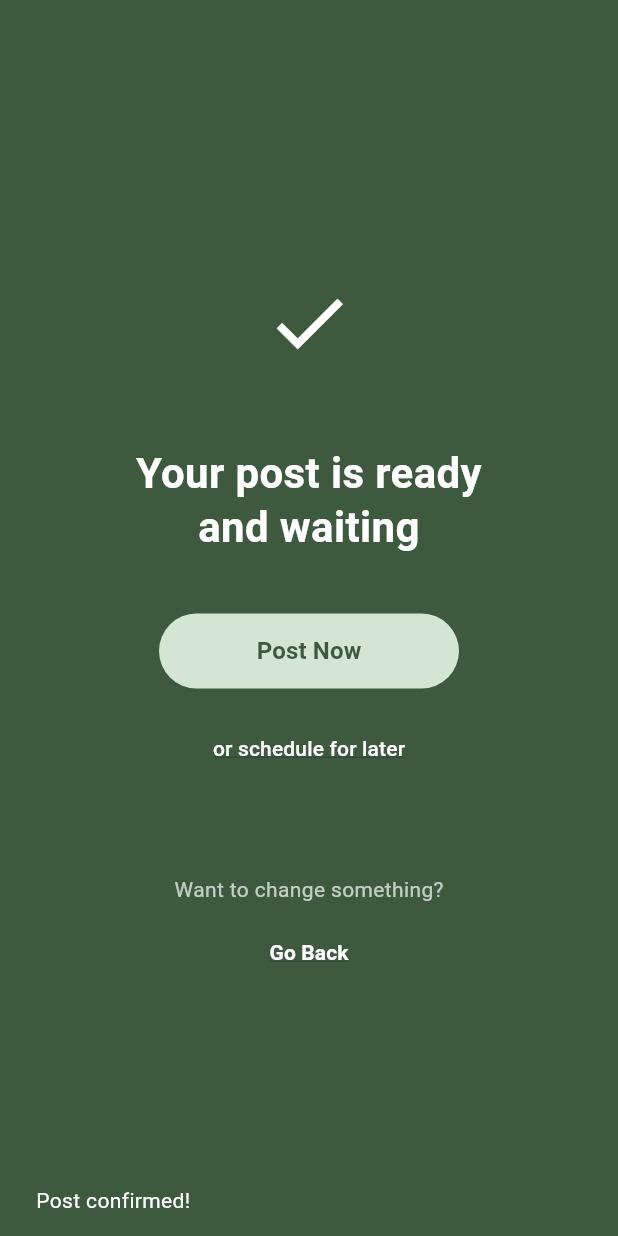
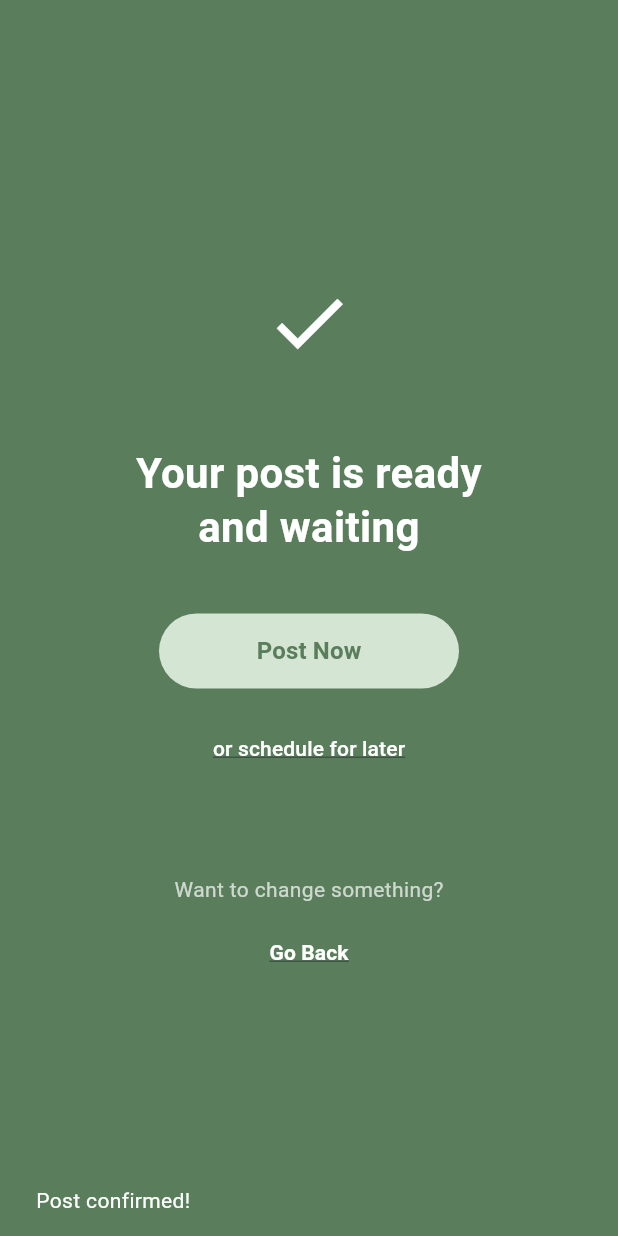
Before and after one commit to toshvarma/coco-app, a Flutter app: the PostReadyScreen screen opened directly with empty values, after a tap on "Post Now", on a phone screen of 412 x 824 dp. Run offline on Flutter 3.47's test engine with Material 3 defaults, Android fonts, the phone set to English and light mode, and no system bars; our stand-ins replace flutter_markdown, shared_preferences; accounts and stored records are empty.

Commit message:
updated post_ready_screen

```diff
--- a/lib/presentation/screens/post_ready_screen.dart
+++ b/lib/presentation/screens/post_ready_screen.dart
@@ -1,5 +1,4 @@
 import 'package:flutter/material.dart';
-import '../../core/constants/colors.dart';
 
 class PostReadyScreen extends StatelessWidget {
   final String platform;
@@ -17,8 +16,10 @@
 
   @override
   Widget build(BuildContext context) {
+    final colorScheme = Theme.of(context).colorScheme;
+
     return Scaffold(
-      backgroundColor: AppColors.primarygreen,
+      backgroundColor: colorScheme.primary,
       body: SafeArea(
         child: Center(
           child: Padding(
@@ -30,25 +31,25 @@
                   width: 100,
                   height: 100,
                   decoration: BoxDecoration(
-                    color: AppColors.primarygreen,
+                    color: colorScheme.primary,
                     shape: BoxShape.circle,
                   ),
-                  child: const Icon(
+                  child: Icon(
                     Icons.check,
                     size: 60,
-                    color: Colors.white,
+                    color: colorScheme.onPrimary,
                   ),
                 ),
 
                 const SizedBox(height: 32),
 
-                const Text(
+                Text(
                   'Your post is ready\nand waiting',
                   textAlign: TextAlign.center,
                   style: TextStyle(
                     fontSize: 28,
                     fontWeight: FontWeight.bold,
-                    color: Colors.white,
+                    color: colorScheme.onPrimary,
                     height: 1.3,
                   ),
                 ),
@@ -63,13 +64,13 @@
                       ScaffoldMessenger.of(context).showSnackBar(
                         SnackBar(
                           content: const Text('Post confirmed!'),
-                          backgroundColor: AppColors.primarygreen,
+                          backgroundColor: colorScheme.primary,
                         ),
                       );
                     },
                     style: ElevatedButton.styleFrom(
-                      backgroundColor: AppColors.lightGreen,
-                      foregroundColor: AppColors.primarygreen,
+                      backgroundColor: colorScheme.secondaryContainer,
+                      foregroundColor: colorScheme.primary,
                       shape: RoundedRectangleBorder(
                         borderRadius: BorderRadius.circular(25),
                       ),
@@ -102,10 +103,10 @@
                       ),
                     );
                   },
-                  child: const Text(
+                  child: Text(
                     'or schedule for later',
                     style: TextStyle(
-                      color: Colors.white,
+                      color: colorScheme.onPrimary,
                       decoration: TextDecoration.underline,
                     ),
                   ),
@@ -113,19 +114,19 @@
 
                 const SizedBox(height: 60),
 
-                const Text(
+                Text(
                   'Want to change something?',
-                  style: TextStyle(color: Colors.white70),
+                  style: TextStyle(color: colorScheme.onPrimary.withOpacity(0.7)),
                 ),
 
                 const SizedBox(height: 8),
 
                 TextButton(
                   onPressed: () => Navigator.pop(context),
-                  child: const Text(
+                  child: Text(
                     'Go Back',
                     style: TextStyle(
-                      color: Colors.white,
+                      color: colorScheme.onPrimary,
                       fontWeight: FontWeight.w600,
                       decoration: TextDecoration.underline,
                     ),
```
